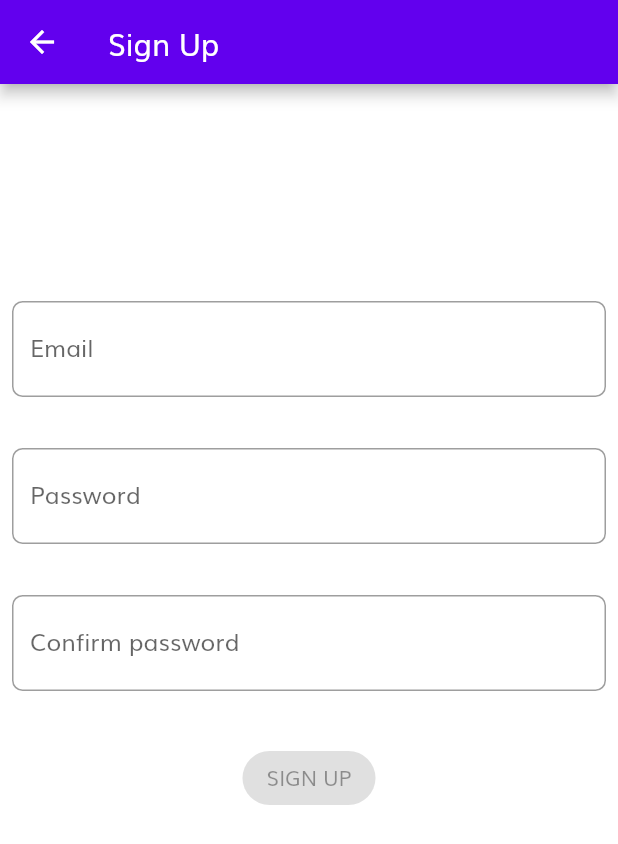
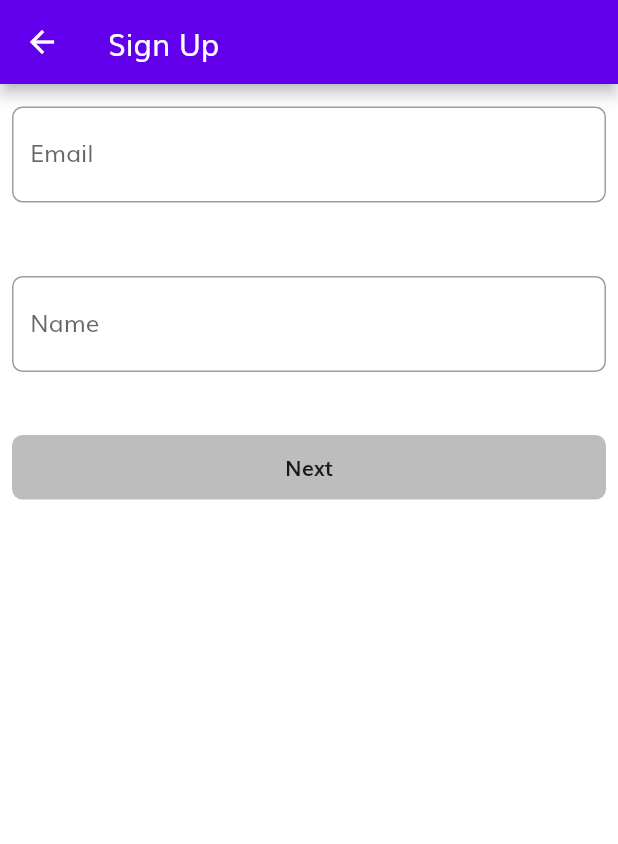
Before and after one commit to jirsc/malu, a Flutter app: the SignUpScreen screen opened directly, on a phone screen of 412 x 824 dp. Shown: the top 844 px of the screen. Run offline on Flutter 3.47's test engine with Material 2 defaults, Android fonts, the phone set to English and light mode, and no system bars; our stand-ins replace animated_text_kit, bloc, cloud_firestore, equatable, firebase_auth, firebase_core and 8 more; missing offline and left inert: firebase_auth_platform_interface, flow_builder, flutter_facebook_auth, very_good_analysis; accounts and stored records are empty; network calls fail.

Commit message:
Added sign up auth - minor ui improvements and bug fixes

```diff
--- a/lib/core/auth/sign_up/cubit/sign_up_cubit.dart
+++ b/lib/core/auth/sign_up/cubit/sign_up_cubit.dart
@@ -17,13 +17,27 @@ class SignUpCubit extends Cubit<SignUpState> {
       email: email,
       status: Formz.validate([
         email,
-        state.password,
-        state.confirmedPassword,
+        state.name,
+        //state.password,
+        //state.confirmedPassword,
       ]),
     ));
   }
 
-  void passwordChanged(String value) {
+  void nameChanged(String value) {
+    final name = Name.dirty(value);
+    emit(state.copyWith(
+      name: name,
+      status: Formz.validate([
+        state.email,
+        name,
+        //state.password,
+        //state.confirmedPassword,
+      ]),
+    ));
+  }
+
+  /* void passwordChanged(String value) {
     final password = Password.dirty(value);
     final confirmedPassword = ConfirmedPassword.dirty(
       password: password.value,
@@ -53,16 +67,16 @@ class SignUpCubit extends Cubit<SignUpState> {
         confirmedPassword,
       ]),
     ));
-  }
+  } */
 
   Future<void> signUpFormSubmitted() async {
     if (!state.status.isValidated) return;
     emit(state.copyWith(status: FormzStatus.submissionInProgress));
     try {
-      await _authenticationRepository.signUp(
+      /* await _authenticationRepository.signUp(
         email: state.email.value,
         password: state.password.value,
-      );
+      ); */
       emit(state.copyWith(status: FormzStatus.submissionSuccess));
     } on SignUpWithEmailAndPasswordFailure catch (e) {
       emit(state.copyWith(
--- a/lib/core/auth/sign_up/cubit/sign_up_state.dart
+++ b/lib/core/auth/sign_up/cubit/sign_up_state.dart
@@ -5,6 +5,7 @@ enum ConfirmPasswordValidationError { invalid }
 class SignUpState extends Equatable {
   const SignUpState({
     this.email = const Email.pure(),
+    this.name = const Name.pure(),
     this.password = const Password.pure(),
     this.confirmedPassword = const ConfirmedPassword.pure(),
     this.status = FormzStatus.pure,
@@ -12,16 +13,18 @@ class SignUpState extends Equatable {
   });
 
   final Email email;
+  final Name name;
   final Password password;
   final ConfirmedPassword confirmedPassword;
   final FormzStatus status;
   final String? errorMessage;
 
   @override
-  List<Object> get props => [email, password, confirmedPassword, status];
+  List<Object> get props => [email, name, password, confirmedPassword, status];
 
   SignUpState copyWith({
     Email? email,
+    Name? name,
     Password? password,
     ConfirmedPassword? confirmedPassword,
     FormzStatus? status,
@@ -29,6 +32,7 @@ class SignUpState extends Equatable {
   }) {
     return SignUpState(
       email: email ?? this.email,
+      name: name ?? this.name,
       password: password ?? this.password,
       confirmedPassword: confirmedPassword ?? this.confirmedPassword,
       status: status ?? this.status,
--- a/lib/core/auth/sign_up/views/sign_up_form.dart
+++ b/lib/core/auth/sign_up/views/sign_up_form.dart
@@ -1,10 +1,16 @@
+import 'package:authentication_repository/authentication_repository.dart';
+import 'package:doeat/config/config.dart';
+import 'package:doeat/widgets/widgets.dart';
 import 'package:flutter/material.dart';
 import 'package:flutter_bloc/flutter_bloc.dart';
 import 'package:doeat/core/core.dart';
+import 'package:form_inputs/form_inputs.dart';
 import 'package:formz/formz.dart';
 
 class SignUpForm extends StatelessWidget {
-  const SignUpForm({Key? key}) : super(key: key);
+  SignUpForm({Key? key}) : super(key: key);
+
+  final TextEditingController _controller = TextEditingController();
 
   @override
   Widget build(BuildContext context) {
@@ -20,39 +26,42 @@ class SignUpForm extends StatelessWidget {
             );
         }
       },
-      child: Align(
-        alignment: const Alignment(0, -1 / 3),
       child: Column(
         mainAxisSize: MainAxisSize.min,
         children: [
           _EmailInput(),
-            const SizedBox(height: 8),
-            _PasswordInput(),
-            const SizedBox(height: 8),
-            _ConfirmPasswordInput(),
-            const SizedBox(height: 8),
-            _SignUpButton(),
+          const SizedBox(height: 16),
+          _NameInput(controller: _controller),
+          const SizedBox(height: 16),
+          _NextButton(controller: _controller),
         ],
-        ),
       ),
     );
   }
 }
 
 class _EmailInput extends StatelessWidget {
+  bool _isValid(Email email) {
+    return true;
+  }
+
   @override
   Widget build(BuildContext context) {
     return BlocBuilder<SignUpCubit, SignUpState>(
       buildWhen: (previous, current) => previous.email != current.email,
       builder: (context, state) {
-        return TextField(
+        return Padding(
+          padding: const EdgeInsets.only(top: 7.0),
+          child: TextField(
             key: const Key('signUpForm_emailInput_textField'),
-          onChanged: (email) => context.read<SignUpCubit>().emailChanged(email),
+            onChanged: (email) =>
+                context.read<SignUpCubit>().emailChanged(email),
             keyboardType: TextInputType.emailAddress,
             decoration: InputDecoration(
               labelText: 'Email',
               helperText: '',
               errorText: state.email.invalid ? 'Invalid email' : null,
+            ),
           ),
         );
       },
@@ -60,21 +69,30 @@ class _EmailInput extends StatelessWidget {
   }
 }
 
-class _PasswordInput extends StatelessWidget {
+class _NameInput extends StatelessWidget {
+  const _NameInput({
+    Key? key,
+    required this.controller,
+  }) : super(key: key);
+
+  final TextEditingController controller;
+
   @override
   Widget build(BuildContext context) {
     return BlocBuilder<SignUpCubit, SignUpState>(
-      buildWhen: (previous, current) => previous.password != current.password,
+      buildWhen: (previous, current) => previous.name != current.name,
       builder: (context, state) {
-        return TextField(
-          key: const Key('signUpForm_passwordInput_textField'),
-          onChanged: (password) =>
-              context.read<SignUpCubit>().passwordChanged(password),
-          obscureText: true,
+        return Padding(
+          padding: const EdgeInsets.only(top: 7.0),
+          child: TextField(
+            controller: controller,
+            key: const Key('signUpForm_nameInput_textField'),
+            onChanged: (name) => context.read<SignUpCubit>().nameChanged(name),
             decoration: InputDecoration(
-            labelText: 'Password',
+              labelText: 'Name',
               helperText: '',
-            errorText: state.password.invalid ? 'Invalid password' : null,
+              errorText: state.name.invalid ? 'Invalid name' : null,
+            ),
           ),
         );
       },
@@ -82,34 +100,14 @@ class _PasswordInput extends StatelessWidget {
   }
 }
 
-class _ConfirmPasswordInput extends StatelessWidget {
-  @override
-  Widget build(BuildContext context) {
-    return BlocBuilder<SignUpCubit, SignUpState>(
-      buildWhen: (previous, current) =>
-          previous.password != current.password ||
-          previous.confirmedPassword != current.confirmedPassword,
-      builder: (context, state) {
-        return TextField(
-          key: const Key('signUpForm_confirmedPasswordInput_textField'),
-          onChanged: (confirmPassword) => context
-              .read<SignUpCubit>()
-              .confirmedPasswordChanged(confirmPassword),
-          obscureText: true,
-          decoration: InputDecoration(
-            labelText: 'Confirm password',
-            helperText: '',
-            errorText: state.confirmedPassword.invalid
-                ? 'Passwords do not match'
-                : null,
-          ),
-        );
-      },
-    );
-  }
-}
+class _NextButton extends StatelessWidget {
+  const _NextButton({
+    Key? key,
+    required this.controller,
+  }) : super(key: key);
 
-class _SignUpButton extends StatelessWidget {
+  final TextEditingController controller;
+
   @override
   Widget build(BuildContext context) {
     return BlocBuilder<SignUpCubit, SignUpState>(
@@ -117,18 +115,29 @@ class _SignUpButton extends StatelessWidget {
       builder: (context, state) {
         return state.status.isSubmissionInProgress
             ? const CircularProgressIndicator()
-            : ElevatedButton(
-                key: const Key('signUpForm_continue_raisedButton'),
-                style: ElevatedButton.styleFrom(
-                  shape: RoundedRectangleBorder(
-                    borderRadius: BorderRadius.circular(30),
+            : Row(
+                children: [
+                  Expanded(
+                    child: FullWidthButton(
+                      'Next',
+                      onPressed: () async {
+                        Navigator.pop(
+                          context,
+                          User(
+                            id: '',
+                            email: state.email.value,
+                            name: controller.text, //state.name.value,
                           ),
-                  primary: Colors.orangeAccent,
+                        );
+                      },
+                      enabled: state.status.isValidated,
+                      color: theme.primaryColor,
+                      textColor: state.status.isValidated
+                          ? Colors.white
+                          : Colors.black87,
                     ),
-                onPressed: state.status.isValidated
-                    ? () => context.read<SignUpCubit>().signUpFormSubmitted()
-                    : null,
-                child: const Text('SIGN UP'),
+                  ),
+                ],
               );
       },
     );
--- a/lib/core/auth/sign_up/views/sign_up_screen.dart
+++ b/lib/core/auth/sign_up/views/sign_up_screen.dart
@@ -18,7 +18,7 @@ class SignUpScreen extends StatelessWidget {
         padding: const EdgeInsets.all(8),
         child: BlocProvider<SignUpCubit>(
           create: (_) => SignUpCubit(context.read<AuthenticationRepository>()),
-          child: const SignUpForm(),
+          child: SignUpForm(),
         ),
       ),
     );
--- a/packages/form_inputs/lib/form_inputs.dart
+++ b/packages/form_inputs/lib/form_inputs.dart
@@ -3,3 +3,4 @@ library form_inputs;
 export './src/confirmed_password.dart';
 export './src/email.dart';
 export './src/password.dart';
+export './src//name.dart';
--- /dev/null
+++ b/packages/form_inputs/lib/src/name.dart
@@ -0,0 +1,36 @@
+import 'package:formz/formz.dart';
+
+/// Validation errors for the [Name] [FomzInput].
+enum NameValidationError {
+  /// Generic invalid error.
+  invalid,
+  empty
+}
+
+/// {@template name}
+/// Form input for an name input.
+/// {@endtemplate}
+class Name extends FormzInput<String, NameValidationError> {
+  // Call super.pure to represent an unmodified form input.
+  /// {@macro name}
+  const Name.pure() : super.pure('');
+
+  // Call super.dirty to represent a modified form input.
+  /// {@macro name}
+  const Name.dirty([String value = '']) : super.dirty(value);
+
+  static final RegExp _nameRegExp = RegExp(
+    r"^[a-zA-ZàáâäãåąčćęèéêëėįìíîïłńòóôöõøùúûüųūÿýżźñçčšžÀÁÂÄÃÅĄĆČĖĘÈÉÊËÌÍÎÏĮŁŃÒÓÔÖÕØÙÚÛÜŲŪŸÝŻŹÑßÇŒÆČŠŽ∂ð ,.'-]+$",
+  );
+
+  // Override validator to handle validating a given input value.
+  @override
+  NameValidationError? validator(String? value) {
+    if (value?.isEmpty == true) {
+      return NameValidationError.empty;
+    } else if (_nameRegExp.hasMatch(value ?? '')) {
+      return null;
+    }
+    return NameValidationError.invalid;
+  }
+}
```
Also changed, not shown: lib/core/auth/phone_auth/views/otp_screen.dart (+103 -63 lines), lib/core/auth/phone_auth/views/phone_number_input_screen.dart (+9 -6 lines), packages/authentication_repository/lib/src/authentication_repository.dart (+20 -15 lines), packages/form_inputs/lib/src/email.dart (+10 -3 lines). Lines whose indentation alone changed are shown as unchanged.
